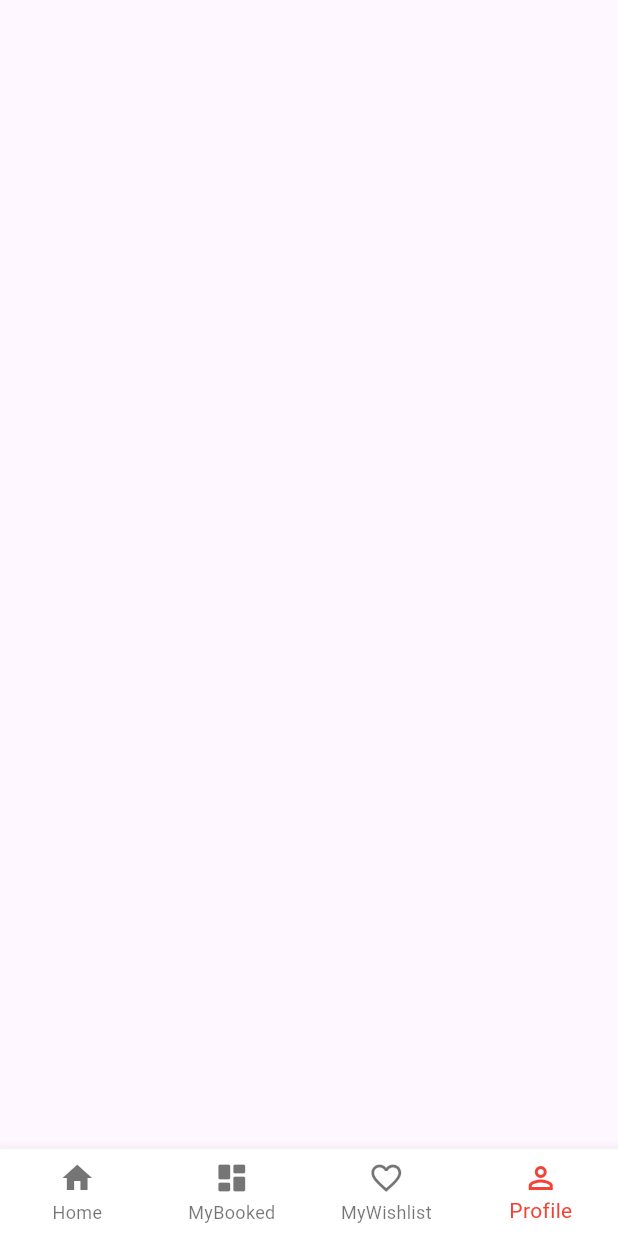
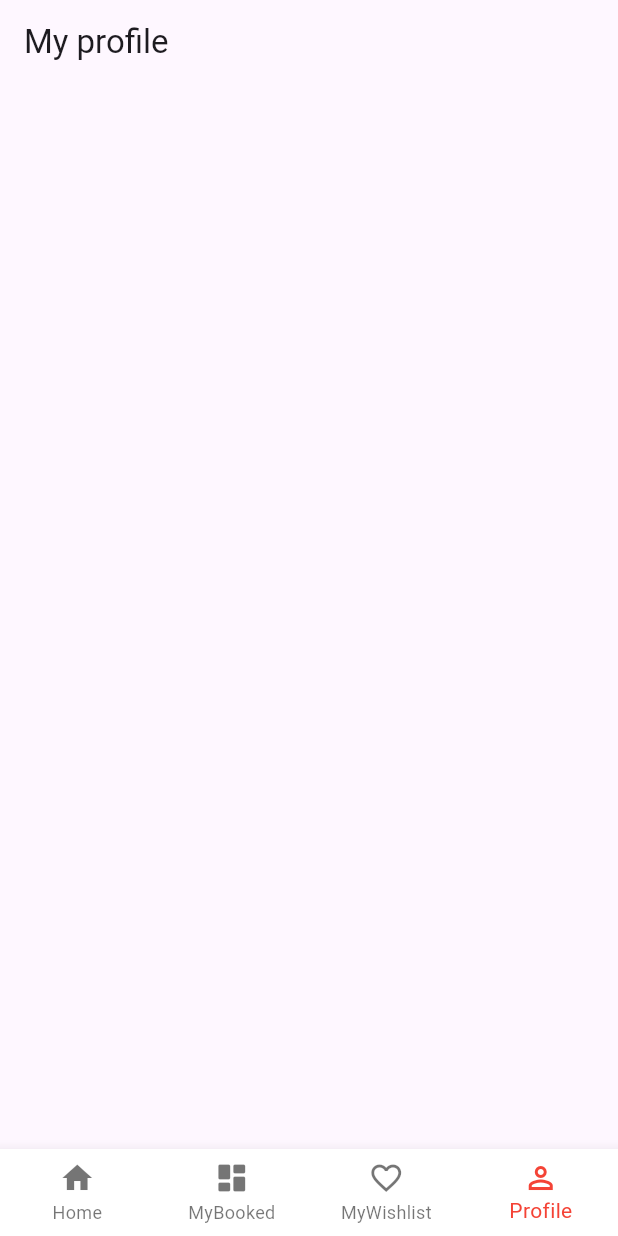
Before and after one commit to vijaysheoran97/travel_booking, a Flutter app: the screen it shows after launch, item 4 of the bottom bar chosen, on a phone screen of 412 x 824 dp. Run offline on Flutter 3.47's test engine with Material 3 defaults, Android fonts, the phone set to English and light mode, and no system bars.

Commit message:
initial commit

```diff
--- a/lib/travel_booking/ui/screens/profile_screen.dart
+++ b/lib/travel_booking/ui/screens/profile_screen.dart
@@ -10,6 +10,10 @@ class ProfileScreen extends StatefulWidget {
 class _ProfileScreenState extends State<ProfileScreen> {
   @override
   Widget build(BuildContext context) {
-    return Scaffold();
+    return Scaffold(
+      appBar: AppBar(
+        title: Text('My profile'),
+      ),
+    );
   }
 }
```
